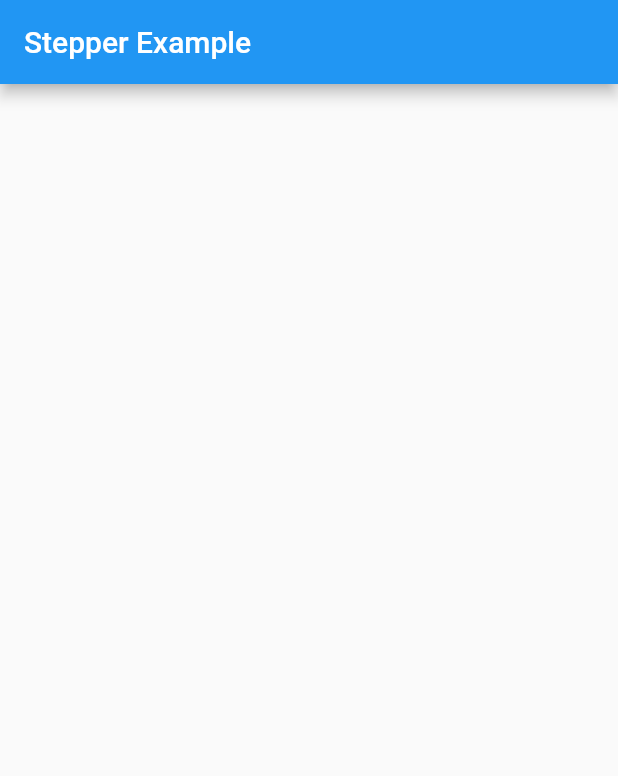
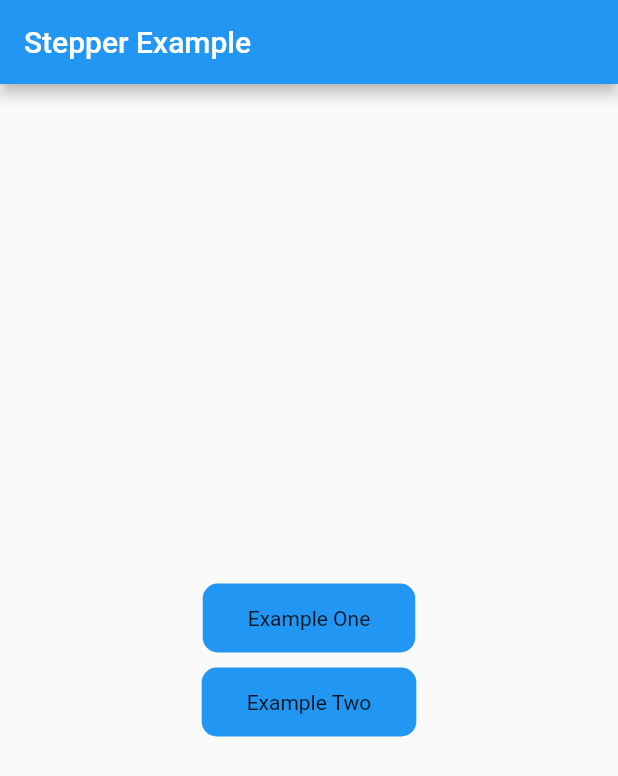
Before and after one commit to uttom41/StepperExample, a Flutter app: the screen it shows after launch, on a phone screen of 412 x 824 dp. Shown: the top 776 px of the screen. Run offline on Flutter 3.47's test engine with Material 2 defaults, Android fonts, the phone set to English and light mode, and no system bars; missing offline and left inert: stepper_a.

Commit message:
update code

```diff
--- a/lib/main.dart
+++ b/lib/main.dart
@@ -1,4 +1,7 @@
 import 'package:flutter/material.dart';
+
+import 'example_one.dart';
+import 'example_two.dart';
 
 void main() {
   runApp(const MyApp());
@@ -33,11 +36,44 @@ class _StepperExampleState extends State<StepperExample> {
   Widget build(BuildContext context) {
     return Scaffold(
       appBar: AppBar(title: const Text("Stepper Example"),),
-      body: Stack(
-        children: [
-
-        ],
-      ),
+      body:Center(
+        child: Column(
+          mainAxisAlignment: MainAxisAlignment.center,
+          children: [
+            InkWell(
+              onTap: (){
+                Navigator.push(
+                    context,
+                    MaterialPageRoute(builder: (context) => const ExampleOne()));
+              },
+             child: Container(
+                padding: const EdgeInsets.symmetric(vertical: 15,horizontal: 30),
+                decoration: const BoxDecoration(
+                  color: Colors.blue,
+                  borderRadius: BorderRadius.all(Radius.circular(10))
+                ),
+                child: const Text("Example One"),
+              ),
+            ),
+            const SizedBox(height: 10,),
+            InkWell(
+              onTap: (){
+                Navigator.push(
+                    context,
+                    MaterialPageRoute(builder: (context) => const ExampleTwo()));
+              },
+              child: Container(
+                padding: const EdgeInsets.symmetric(vertical: 15,horizontal: 30),
+                decoration: const BoxDecoration(
+                    color: Colors.blue,
+                    borderRadius: BorderRadius.all(Radius.circular(10))
+                ),
+                child: const Text("Example Two"),
+              ),
+            )
+          ],
+        ),
+      )
     );
   }
 }
--- a/pubspec.yaml
+++ b/pubspec.yaml
@@ -31,7 +31,7 @@ environment:
 dependencies:
   flutter:
     sdk: flutter
-
+  stepper_a: ^1.1.2
 
   # The following adds the Cupertino Icons font to your application.
   # Use with the CupertinoIcons class for iOS style icons.
```
Also changed, not shown: lib/example_one.dart (added, +55 -0 lines), lib/example_two.dart (added, +41 -0 lines), lib/step_one.dart (added, +15 -0 lines), lib/step_three.dart (added, +15 -0 lines), lib/step_two.dart (added, +15 -0 lines), pubspec.lock.
